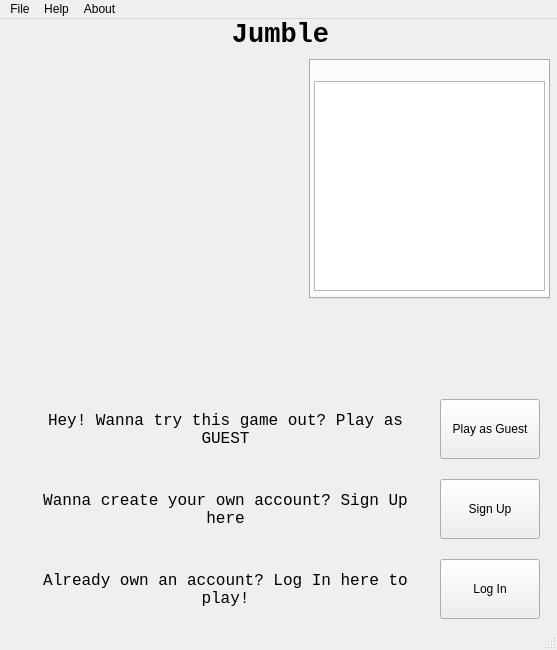
This is mainmenu.ui in cudhuy/Network-Scamble-game as Qt 5 draws it before an edit. The edited form follows.
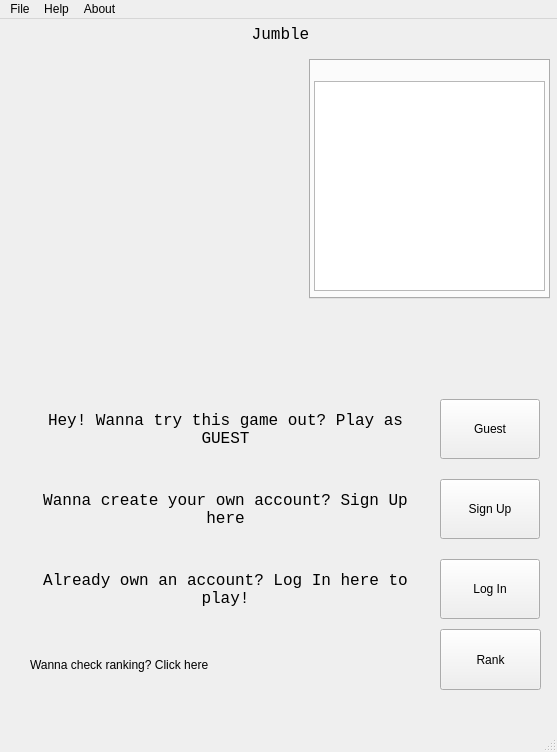
This is the edited form. Icons and pictures are not drawn.

Commit message: sua lai mainmenu

What changed in the file:
```diff
--- a/mainmenu.ui
+++ b/mainmenu.ui
@@ -10,7 +10,7 @@
     <x>0</x>
     <y>0</y>
     <width>557</width>
-    <height>650</height>
+    <height>752</height>
    </rect>
   </property>
   <property name="windowTitle">
@@ -36,9 +36,9 @@
     <property name="font">
      <font>
       <family>Consolas</family>
-      <pointsize>20</pointsize>
-      <weight>75</weight>
-      <bold>true</bold>
+      <pointsize>12</pointsize>
+      <italic>false</italic>
+      <bold>false</bold>
      </font>
     </property>
     <property name="text">
@@ -87,7 +87,7 @@
      </sizepolicy>
     </property>
     <property name="text">
-     <string>Play as Guest</string>
+     <string>Guest</string>
     </property>
     <property name="icon">
      <iconset>
@@ -224,6 +224,32 @@
      <cstring>logInButton</cstring>
     </property>
    </widget>
+   <widget class="QLabel" name="label">
+    <property name="geometry">
+     <rect>
+      <x>30</x>
+      <y>620</y>
+      <width>391</width>
+      <height>51</height>
+     </rect>
+    </property>
+    <property name="text">
+     <string>Wanna check ranking? Click here</string>
+    </property>
+   </widget>
+   <widget class="QPushButton" name="pushButton">
+    <property name="geometry">
+     <rect>
+      <x>440</x>
+      <y>610</y>
+      <width>101</width>
+      <height>61</height>
+     </rect>
+    </property>
+    <property name="text">
+     <string>Rank</string>
+    </property>
+   </widget>
   </widget>
   <widget class="QMenuBar" name="menubar">
    <property name="geometry">
```
Left out of the diff: 13 changed lines with no effect on the pictures. The commit also changes 6 other files.
